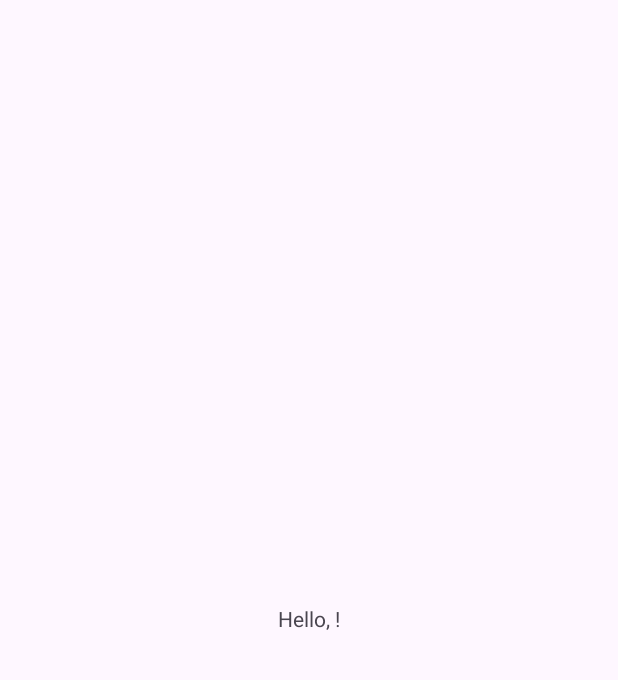
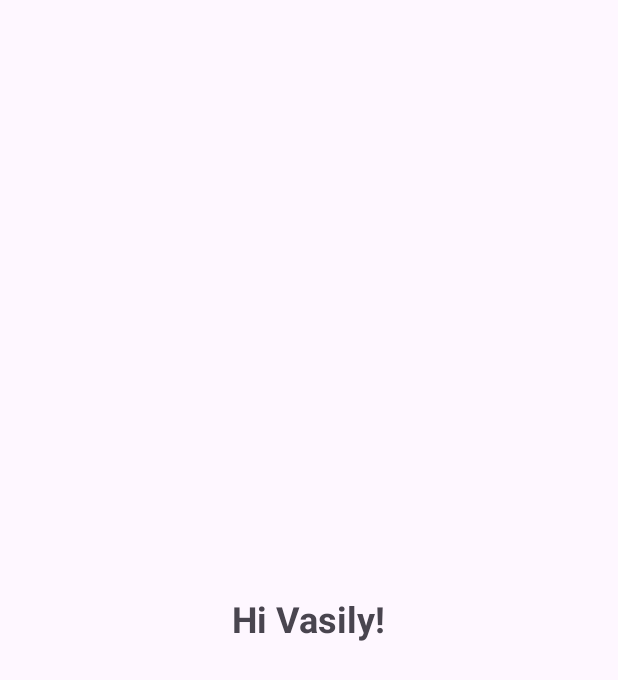
Before and after one commit to nadecc/RabbitChat, an Android app: the screen it shows after launch (MainActivity), on a phone screen of 412 x 824 dp. Before the commit the part shown is almost empty. Shown: the top 680 px of the screen. Run offline under Robolectric (Android 15) with nearby library versions, the phone set to English and light mode, and no system bars; our stand-ins replace data binding.

```diff
--- a/app/build.gradle.kts
+++ b/app/build.gradle.kts
@@ -33,6 +33,9 @@ android {
     kotlinOptions {
         jvmTarget = "1.8"
     }
+    buildFeatures {
+        dataBinding = true
+    }
 }
 
 dependencies {
--- a/app/src/main/java/com/rabbitchat/rabbitchat/MainActivity.kt
+++ b/app/src/main/java/com/rabbitchat/rabbitchat/MainActivity.kt
@@ -2,19 +2,32 @@ package com.rabbitchat.rabbitchat
 
 import android.os.Bundle
 import androidx.activity.enableEdgeToEdge
+import androidx.activity.viewModels
 import androidx.appcompat.app.AppCompatActivity
 import androidx.core.view.ViewCompat
 import androidx.core.view.WindowInsetsCompat
+import androidx.databinding.DataBindingUtil
+import com.rabbitchat.rabbitchat.databinding.ActivityMainBinding
+import com.rabbitchat.rabbitchat.models.User
 
 class MainActivity : AppCompatActivity() {
+    private lateinit var binding: ActivityMainBinding
+    private val viewModel: MainViewModel by viewModels()
+
     override fun onCreate(savedInstanceState: Bundle?) {
         super.onCreate(savedInstanceState)
-        enableEdgeToEdge()
-        setContentView(R.layout.activity_main)
-        ViewCompat.setOnApplyWindowInsetsListener(findViewById(R.id.main)) { v, insets ->
-            val systemBars = insets.getInsets(WindowInsetsCompat.Type.systemBars())
-            v.setPadding(systemBars.left, systemBars.top, systemBars.right, systemBars.bottom)
-            insets
+
+        binding = DataBindingUtil.setContentView(this, R.layout.activity_main)
+        binding.apply {
+            lifecycleOwner = this@MainActivity
+        }
+
+        viewModel.user.observe(this) { user ->
+            updateUI(user)
         }
     }
+
+    private fun updateUI(user: User) {
+        binding.tvUserStatus.text = "Hi ${user.name}!"
+    }
 }
--- /dev/null
+++ b/app/src/main/java/com/rabbitchat/rabbitchat/MainViewModel.kt
@@ -0,0 +1,19 @@
+package com.rabbitchat.rabbitchat
+
+import androidx.lifecycle.LiveData
+import androidx.lifecycle.MutableLiveData
+import androidx.lifecycle.ViewModel
+import com.rabbitchat.rabbitchat.models.User
+
+class MainViewModel : ViewModel() {
+    private val _user = MutableLiveData<User>()
+    val user: LiveData<User> = _user
+
+    init {
+        _user.value = User("Vasily")
+    }
+
+    fun updateUserName(name: String) {
+        _user.value = _user.value?.copy(name = name)
+    }
+}
--- /dev/null
+++ b/app/src/main/java/com/rabbitchat/rabbitchat/models/User.kt
@@ -0,0 +1,5 @@
+package com.rabbitchat.rabbitchat.models
+
+data class User(
+    var name: String?
+)
--- a/app/src/main/res/layout/activity_main.xml
+++ b/app/src/main/res/layout/activity_main.xml
@@ -1,16 +1,26 @@
 <?xml version="1.0" encoding="utf-8"?>
-<androidx.constraintlayout.widget.ConstraintLayout xmlns:android="http://schemas.android.com/apk/res/android"
-    xmlns:app="http://schemas.android.com/apk/res-auto"
+<layout xmlns:android="http://schemas.android.com/apk/res/android"
     xmlns:tools="http://schemas.android.com/tools"
+    xmlns:app="http://schemas.android.com/apk/res-auto">
+    <data>
+        <variable
+            name="user"
+            type="com.rabbitchat.rabbitchat.models.User" />
+    </data>
+
+<androidx.constraintlayout.widget.ConstraintLayout
     android:id="@+id/main"
     android:layout_width="match_parent"
     android:layout_height="match_parent"
     tools:context=".MainActivity">
 
     <TextView
+        android:id="@+id/tv_user_status"
         android:layout_width="wrap_content"
         android:layout_height="wrap_content"
-        android:text="Hello, !"
+        android:textSize="24sp"
+        android:textStyle="bold"
+        tools:text="Hello, Vasily Michailovich"
         app:layout_constraintBottom_toBottomOf="parent"
         app:layout_constraintEnd_toEndOf="parent"
         app:layout_constraintStart_toStartOf="parent"
@@ -19,3 +29,4 @@
 
 
 </androidx.constraintlayout.widget.ConstraintLayout>
+</layout>
```
